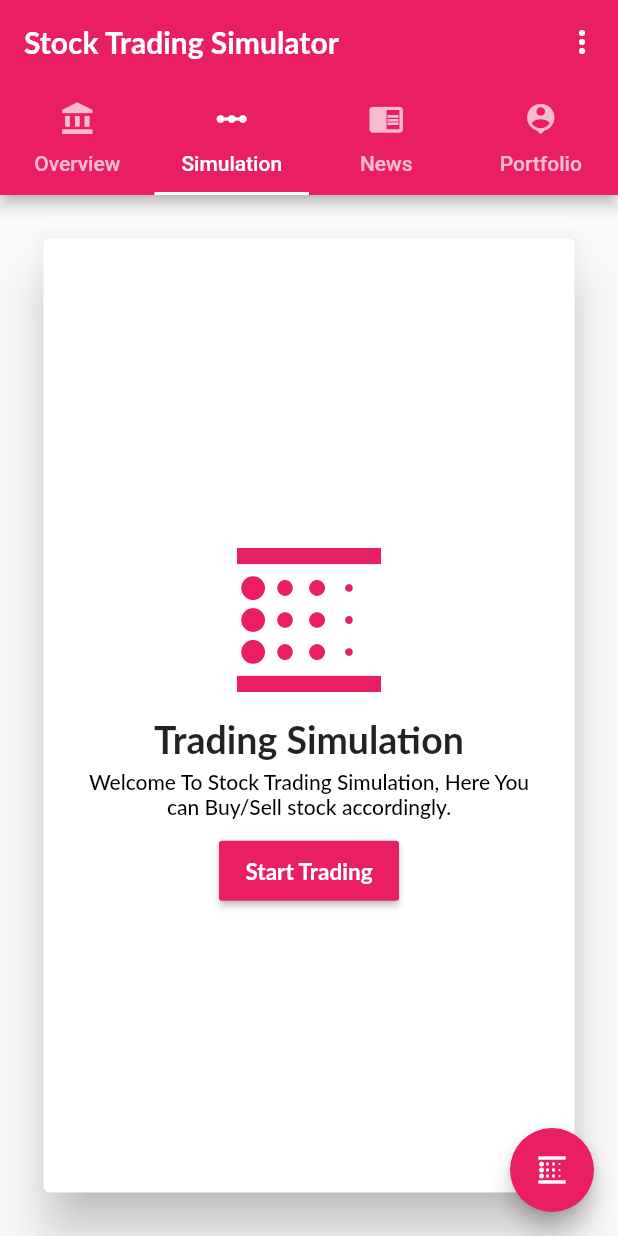
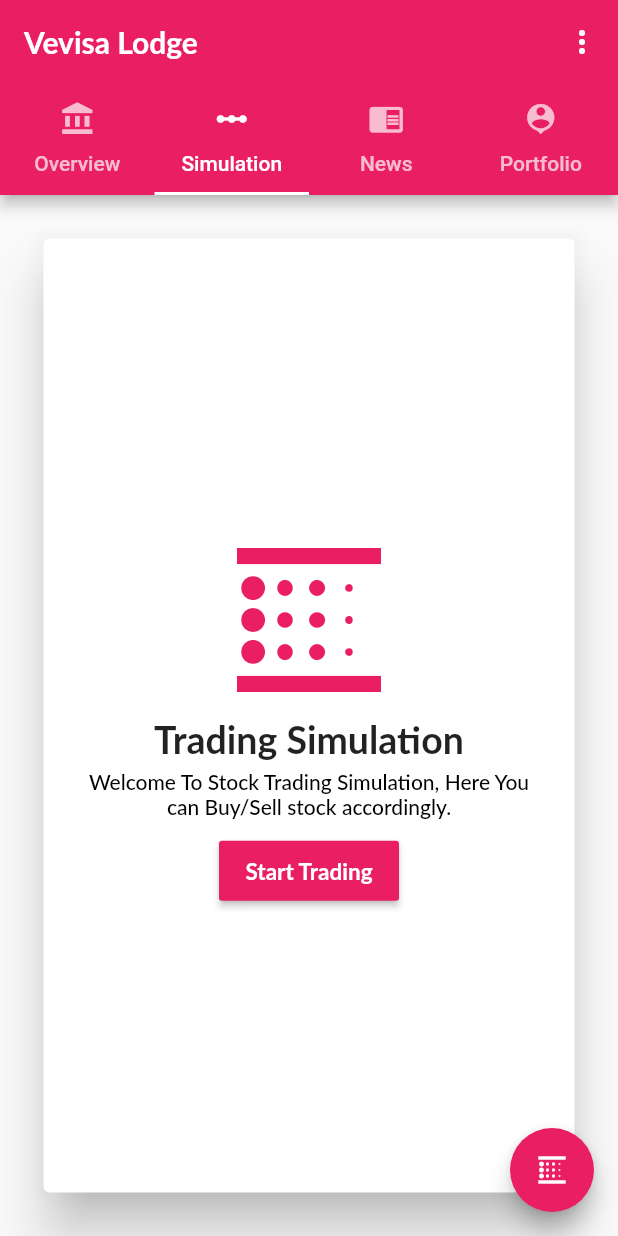
Before and after one commit to berloop/stocksim, a Flutter app: the screen it shows after launch, tab 2 chosen, on a phone screen of 412 x 824 dp. Run offline on Flutter 3.47's test engine with Material 2 defaults, Android fonts, the phone set to English and light mode, and no system bars; our stand-ins replace firebase_auth, flutter_swiper, google_sign_in, transparent_image; accounts and stored records are empty; network calls fail.

```diff
--- a/lib/main.dart
+++ b/lib/main.dart
@@ -4,6 +4,7 @@ import 'package:flutter/services.dart';
 import 'package:stocksim/models/news_item.dart';
 import 'package:stocksim/simulation.dart';
 import 'package:http/http.dart' as http;
+import 'login.dart';
 import 'models/news.dart';
 import 'dart:convert';
 import 'package:flutter/foundation.dart';
@@ -102,59 +103,35 @@ class MyHomePage extends StatefulWidget {
 }
 
 class _MyHomePageState extends State<MyHomePage> {
-  final String appname = "Stock Trading Simulator";
+
+
   @override
   Widget build(BuildContext context) {
-    return MaterialApp(
+    return new MaterialApp(
       debugShowCheckedModeBanner: false,
       theme: new ThemeData(
         primarySwatch: Colors.pink,
       ),
-      home: DefaultTabController(
-        length: 4,
-        child: new Scaffold(
-            appBar: new AppBar(
-              actions: <Widget>[
-                IconButton(
-                  icon: Icon(Icons.more_vert),
-                  onPressed: () {
-                    print('Open Settings');
-                  },
-                )
-              ],
-              title:
-                  new Text(appname, style: TextStyle(fontFamily: 'Lato Bold')),
-              centerTitle: false,
-              bottom: TabBar(
-                isScrollable: false,
-                tabs: [
-                  Tab(text: "Overview", icon: Icon(Icons.account_balance)),
-                  Tab(text: "Simulation", icon: Icon(Icons.linear_scale)),
-                  Tab(text: "News", icon: Icon(Icons.chrome_reader_mode)),
-                  Tab(text: "Portfolio", icon: Icon(Icons.person_pin)),
-                ],
-              ),
-            ),
-            body: TabBarView(
-              children: [
-                LiveMarket(),
-                SimulatedTrading(),
-                NewsFeeds(),
-                Portfolio()
-              ],
-            ),
-            floatingActionButton: FloatingActionButton(
-              child: Icon(Icons.blur_linear),
-              onPressed: () {
-
-                print('Clicked Plus');
-              },
-            ),
-            floatingActionButtonLocation:
-                FloatingActionButtonLocation.endFloat),
-      ),
+      home: TabsView(),
     );
   }
+//  @override
+//   void initState() {
+//     super.initState();
+//     Future.delayed(
+//       Duration(
+//           seconds: 3),
+//       () {
+//         //then navigate to login screen
+//         Navigator.push(
+//           context,
+//           MaterialPageRoute(
+//             builder: (context) => LoginPage(),
+//           ),
+//         );
+//       },
+//     );
+//   }
 }
 
 class LiveMarket extends StatefulWidget {
@@ -228,7 +205,7 @@ class _LiveMarketState extends State<LiveMarket> {
 
   String getBillion(String cap) {
     var doubleValue = double.parse(cap);
-    var billion = doubleValue / 1000000000;
+    var billion = doubleValue / 100000000;
     var fixedBillion = billion.toStringAsFixed(2);
     if (billion > 1000) {
       var finalTrillion = billion / 1000;
@@ -467,3 +444,60 @@ class Portfolio extends StatelessWidget {
 
 // DateFormat dateFormat = DateFormat("MMMM dd, yyyy");
 // dateFormat.format(DateTime.now()),
+
+
+
+
+class TabsView extends StatefulWidget {
+  @override
+  _TabsViewState createState() => _TabsViewState();
+}
+
+class _TabsViewState extends State<TabsView> {
+  final appname = "Vevisa Lodge";
+  @override
+  Widget build(BuildContext context) {
+    return DefaultTabController(
+        length: 4,
+        child: new Scaffold(
+            appBar: new AppBar(
+              actions: <Widget>[
+                IconButton(
+                  icon: Icon(Icons.more_vert),
+                  onPressed: () {
+                    print('Open Settings');
+                  },
+                )
+              ],
+              title:
+                  new Text(appname, style: TextStyle(fontFamily: 'Lato Bold')),
+              centerTitle: false,
+              bottom: TabBar(
+                isScrollable: false,
+                tabs: [
+                  Tab(text: "Overview", icon: Icon(Icons.account_balance)),
+                  Tab(text: "Simulation", icon: Icon(Icons.linear_scale)),
+                  Tab(text: "News", icon: Icon(Icons.chrome_reader_mode)),
+                  Tab(text: "Portfolio", icon: Icon(Icons.person_pin)),
+                ],
+              ),
+            ),
+            body: TabBarView(
+              children: [
+                LiveMarket(),
+                SimulatedTrading(),
+                NewsFeeds(),
+                Portfolio()
+              ],
+            ),
+            floatingActionButton: FloatingActionButton(
+              child: Icon(Icons.blur_linear),
+              onPressed: () {
+                print('Clicked Plus');
+              },
+            ),
+            floatingActionButtonLocation:
+                FloatingActionButtonLocation.endFloat),
+      );
+  }
+}
```
Also changed, not shown: lib/login.dart (added, +61 -0 lines), lib/models/news_item.dart (+16 -9 lines), lib/models/sign_in.dart (added, +33 -0 lines), pubspec.yaml (+11 -5 lines), assets/gif/loading.gif (added), pubspec.lock, 3 other files.
